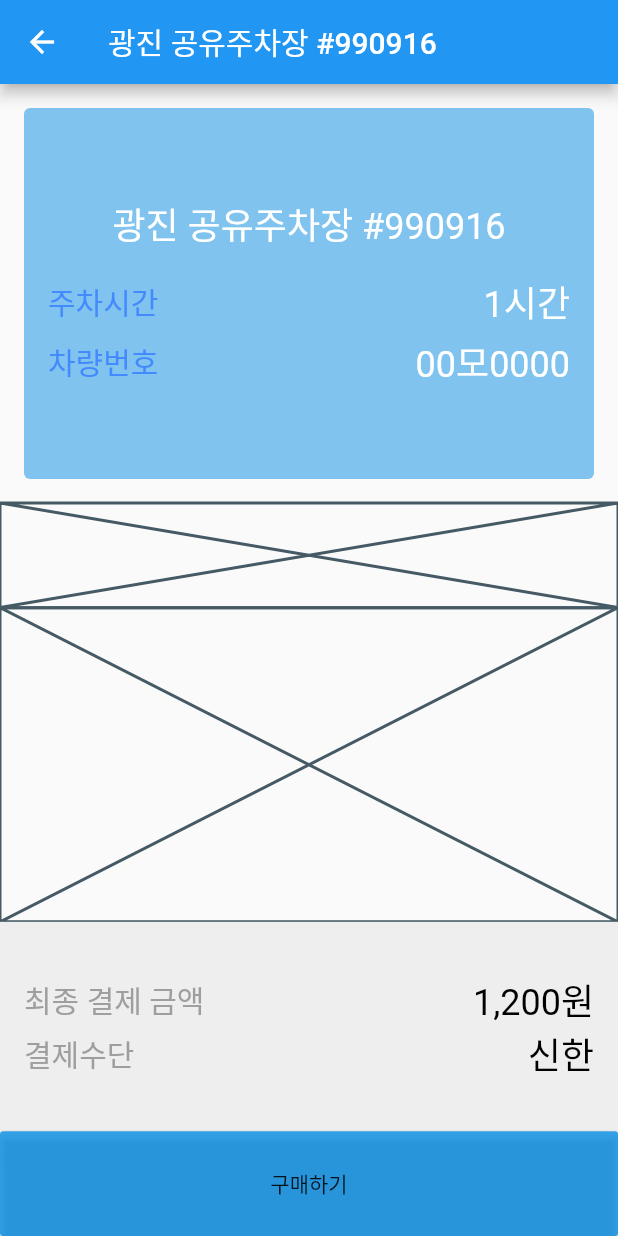
After one commit to Feelthewind/parking-front-flutter, a Flutter app: the OrderParkingPage screen opened by its route, on a phone screen of 412 x 824 dp. The commit adds this screen. Run offline on Flutter 3.47's test engine with Material 2 defaults, Android fonts, the phone set to English and light mode, and no system bars; our stand-ins replace dio, flutter_mobx, get_it, google_maps_flutter, google_sign_in, image_picker and 3 more; generated files the repository leaves out were written again.

Commit message:
basic order page

```diff
--- a/lib/main.dart
+++ b/lib/main.dart
@@ -3,6 +3,7 @@ import 'package:flutter_mobx/flutter_mobx.dart';
 import 'package:parking_flutter/locator.dart';
 import 'package:parking_flutter/pages/create_parking.dart';
 import 'package:parking_flutter/pages/map.dart';
+import 'package:parking_flutter/pages/order_parking.dart';
 import 'package:parking_flutter/pages/signin.dart';
 import 'package:parking_flutter/store/auth.dart';
 import 'package:parking_flutter/store/parkings.dart';
@@ -34,6 +35,7 @@ class MyApp extends StatelessWidget {
               SigninPage.routeName: (_) => SigninPage(),
               MapPage.routeName: (_) => MapPage(),
               CreateParkingPage.routeName: (_) => CreateParkingPage(),
+              OrderParkingPage.routeName: (_) => OrderParkingPage(),
             },
           );
         },
--- /dev/null
+++ b/lib/pages/order_parking.dart
@@ -0,0 +1,134 @@
+import 'package:flutter/material.dart';
+import 'package:parking_flutter/colors.dart';
+
+class OrderParkingPage extends StatefulWidget {
+  static const routeName = '/order-parking';
+  @override
+  _OrderParkingPageState createState() => _OrderParkingPageState();
+}
+
+class _OrderParkingPageState extends State<OrderParkingPage> {
+  @override
+  Widget build(BuildContext context) {
+    return Scaffold(
+      appBar: AppBar(
+        title: Text('광진 공유주차장 #990916'),
+      ),
+      body: Column(
+        children: <Widget>[
+          Expanded(
+            flex: 4,
+            child: Container(
+              padding: const EdgeInsets.all(16.0),
+              margin: const EdgeInsets.all(16.0),
+              decoration: BoxDecoration(
+                color: primaryBlueColor.withOpacity(0.5),
+                borderRadius: BorderRadius.circular(4.0),
+              ),
+              child: Column(
+                mainAxisAlignment: MainAxisAlignment.center,
+                children: <Widget>[
+                  Text(
+                    '광진 공유주차장 #990916',
+                    style: TextStyle(color: Colors.white, fontSize: 24),
+                  ),
+                  SizedBox(height: 16),
+                  Row(
+                    mainAxisAlignment: MainAxisAlignment.spaceBetween,
+                    children: <Widget>[
+                      Text(
+                        '주차시간',
+                        style:
+                            TextStyle(color: Colors.blueAccent, fontSize: 20),
+                      ),
+                      Text(
+                        '1시간',
+                        style: TextStyle(color: Colors.white, fontSize: 24),
+                      ),
+                    ],
+                  ),
+                  SizedBox(height: 4),
+                  Row(
+                    mainAxisAlignment: MainAxisAlignment.spaceBetween,
+                    children: <Widget>[
+                      Text(
+                        '차량번호',
+                        style: TextStyle(
+                          color: Colors.blueAccent,
+                          fontSize: 20,
+                        ),
+                      ),
+                      Text(
+                        '00모0000',
+                        style: TextStyle(color: Colors.white, fontSize: 24),
+                      ),
+                    ],
+                  ),
+                ],
+              ),
+            ),
+          ),
+          Expanded(
+            flex: 1,
+            child: Placeholder(),
+          ),
+          Expanded(
+            flex: 3,
+            child: Placeholder(),
+          ),
+          Expanded(
+            flex: 2,
+            child: Container(
+              color: Colors.grey[200],
+              padding:
+                  const EdgeInsets.symmetric(horizontal: 16.0, vertical: 8.0),
+              child: Column(
+                mainAxisAlignment: MainAxisAlignment.center,
+                children: <Widget>[
+                  Row(
+                    mainAxisAlignment: MainAxisAlignment.spaceBetween,
+                    children: <Widget>[
+                      Text(
+                        '최종 결제 금액',
+                        style: TextStyle(color: Colors.grey, fontSize: 20.0),
+                      ),
+                      Text(
+                        '1,200원',
+                        style: TextStyle(color: Colors.black, fontSize: 24.0),
+                      ),
+                    ],
+                  ),
+                  Row(
+                    mainAxisAlignment: MainAxisAlignment.spaceBetween,
+                    children: <Widget>[
+                      Text(
+                        '결제수단',
+                        style: TextStyle(color: Colors.grey, fontSize: 20.0),
+                      ),
+                      SizedBox(height: 20),
+                      Text(
+                        '신한',
+                        style: TextStyle(color: Colors.black, fontSize: 24.0),
+                      ),
+                    ],
+                  ),
+                ],
+              ),
+            ),
+          ),
+          Expanded(
+            flex: 1,
+            child: SizedBox(
+              width: double.infinity,
+              child: RaisedButton(
+                color: primaryBlueColor.withOpacity(0.8),
+                child: Text('구매하기'),
+                onPressed: () {},
+              ),
+            ),
+          ),
+        ],
+      ),
+    );
+  }
+}
--- a/lib/widgets/parking_bottom_modal.dart
+++ b/lib/widgets/parking_bottom_modal.dart
@@ -1,4 +1,6 @@
 import 'package:flutter/material.dart';
+import 'package:parking_flutter/colors.dart';
+import 'package:parking_flutter/pages/order_parking.dart';
 import 'package:parking_flutter/store/parking.dart';
 
 class ParkingBottomModal extends StatelessWidget {
@@ -10,10 +12,11 @@ class ParkingBottomModal extends StatelessWidget {
   @override
   Widget build(BuildContext context) {
     return Container(
-      height: 200.0,
+      height: 230.0,
       child: Padding(
-        padding: const EdgeInsets.all(32.0),
+        padding: const EdgeInsets.only(left: 32, right: 32, top: 32, bottom: 2),
         child: Column(
+          crossAxisAlignment: CrossAxisAlignment.end,
           children: <Widget>[
             Row(
               mainAxisAlignment: MainAxisAlignment.spaceBetween,
@@ -108,6 +111,19 @@ class ParkingBottomModal extends StatelessWidget {
                 ],
               ),
             ),
+            Padding(
+              padding: const EdgeInsets.all(8.0),
+              child: RaisedButton(
+                color: primaryBlueColor,
+                child: Text(
+                  '구매하기',
+                  style: TextStyle(color: Colors.white70),
+                ),
+                onPressed: () {
+                  Navigator.pushNamed(context, OrderParkingPage.routeName);
+                },
+              ),
+            ),
           ],
         ),
       ),
```
